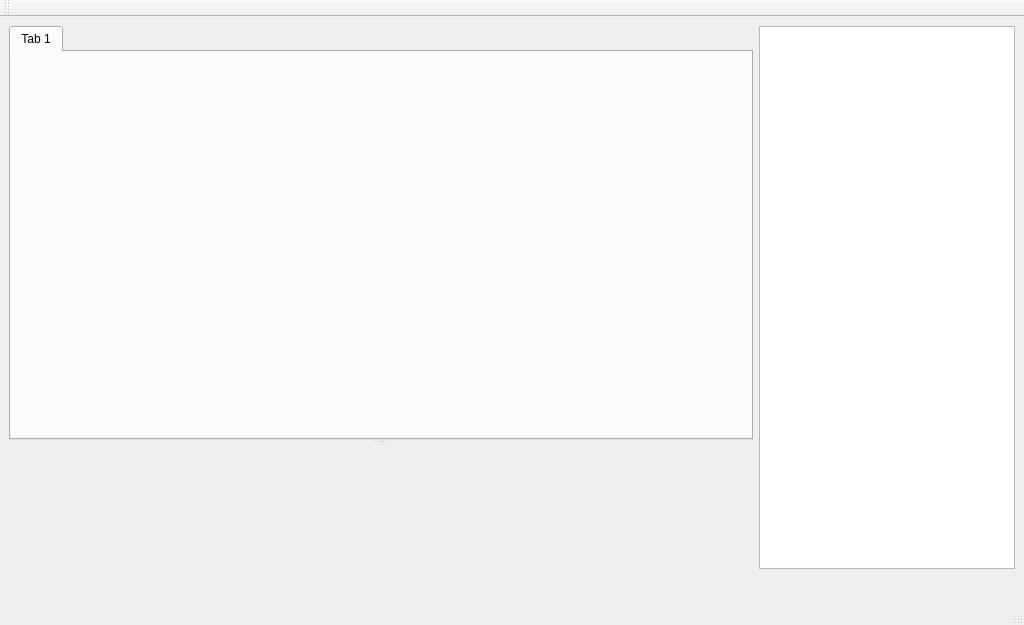
First picture: the form in ui/MainWindow.ui, repository kipr/kiss, before the edit.
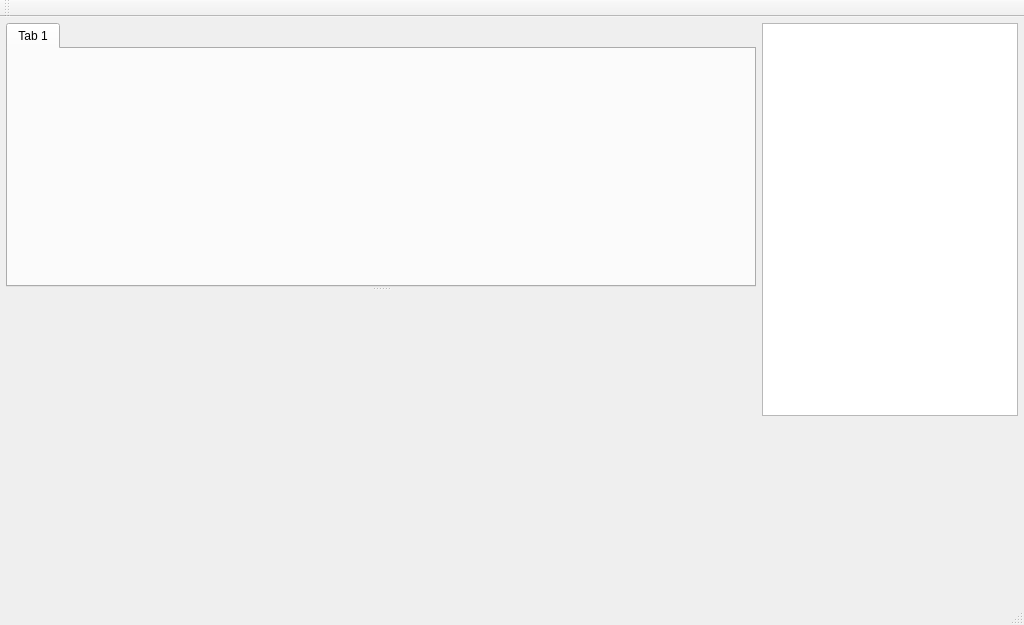
Second picture: the form after the edit. Icons and pictures are not drawn. Custom widgets are drawn as their Qt base class.

The edit to the form file:
```diff
--- a/ui/MainWindow.ui
+++ b/ui/MainWindow.ui
@@ -35,7 +35,18 @@
    <bool>false</bool>
   </property>
   <widget class="QWidget" name="ui_centralwidget">
-   <layout class="QHBoxLayout" name="horizontalLayout" stretch="1,0">
+   <layout class="QVBoxLayout" name="verticalLayout_2" stretch="0,0">
+    <property name="margin">
+     <number>6</number>
+    </property>
+    <item>
+     <layout class="QHBoxLayout" name="horizontalLayout_3" stretch="1,0">
+      <property name="spacing">
+       <number>6</number>
+      </property>
+      <property name="rightMargin">
+       <number>0</number>
+      </property>
     <item>
      <widget class="QSplitter" name="splitter">
       <property name="orientation">
@@ -88,12 +99,12 @@
        <enum>QFrame::NoFrame</enum>
       </property>
       <property name="frameShadow">
-       <enum>QFrame::Plain</enum>
+         <enum>QFrame::Raised</enum>
+        </property>
+        <property name="lineWidth">
+         <number>0</number>
       </property>
       <layout class="QVBoxLayout" name="verticalLayout_3">
-       <property name="spacing">
-        <number>0</number>
-       </property>
        <property name="margin">
         <number>0</number>
        </property>
@@ -184,6 +195,18 @@
      </widget>
     </item>
    </layout>
+    </item>
+    <item>
+     <widget class="Kiss::Widget::CommunicationWidget" name="ui_comm" native="true">
+      <property name="minimumSize">
+       <size>
+        <width>0</width>
+        <height>150</height>
+       </size>
+      </property>
+     </widget>
+    </item>
+   </layout>
   </widget>
   <widget class="QStatusBar" name="ui_statusbar"/>
   <widget class="QMenuBar" name="ui_menubar">
@@ -224,6 +247,12 @@
    <header>output_widget.hpp</header>
    <container>1</container>
   </customwidget>
+  <customwidget>
+   <class>Kiss::Widget::CommunicationWidget</class>
+   <extends>QWidget</extends>
+   <header>communication_widget.hpp</header>
+   <container>1</container>
+  </customwidget>
  </customwidgets>
  <resources>
   <include location="../rc/rc.qrc"/>
```
Lines whose indentation alone changed are shown as unchanged.
